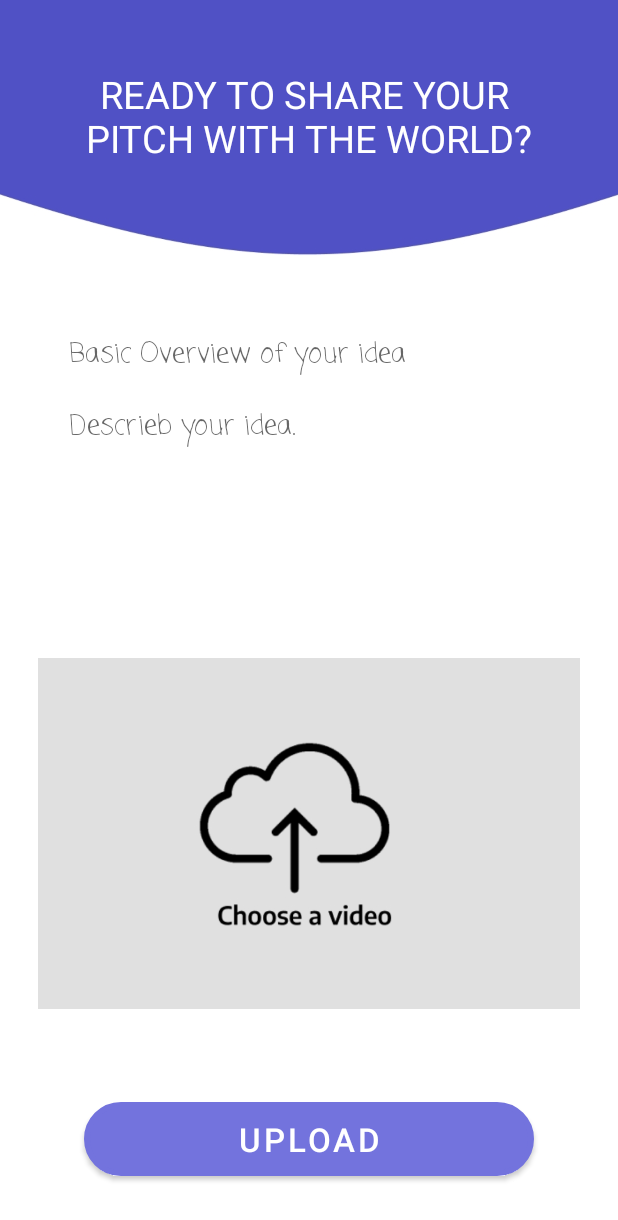
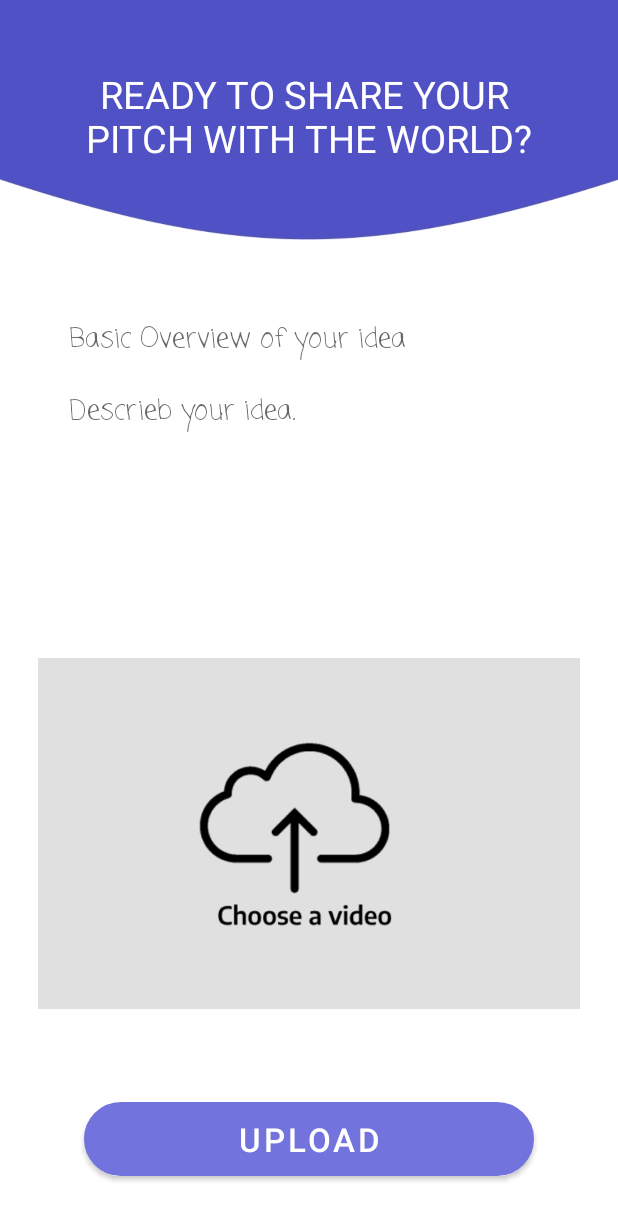
Before and after one commit to shauryam-exe/PGbg, an Android app: the UploadFragment screen opened directly, with no data from a screen before it, on a phone screen of 412 x 824 dp. Shown: the top 1220 px of the screen. Run offline under Robolectric (Android 15) with nearby library versions, the phone set to English and light mode, and no system bars.

Commit message:
UI Fixed

```diff
--- a/app/src/main/res/layout/fragment_upload.xml
+++ b/app/src/main/res/layout/fragment_upload.xml
@@ -10,7 +10,7 @@
         android:layout_width="match_parent"
         android:layout_height="wrap_content"
         android:layout_alignParentTop="true"
-        android:layout_marginTop="-120sp"
+        android:layout_marginTop="-130sp"
         android:src="@drawable/profile" />
 
     <TextView
```
